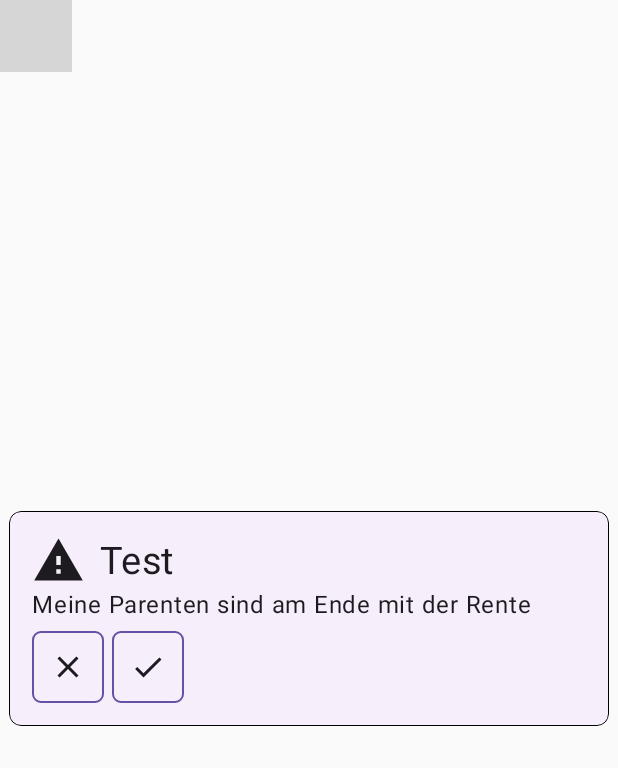
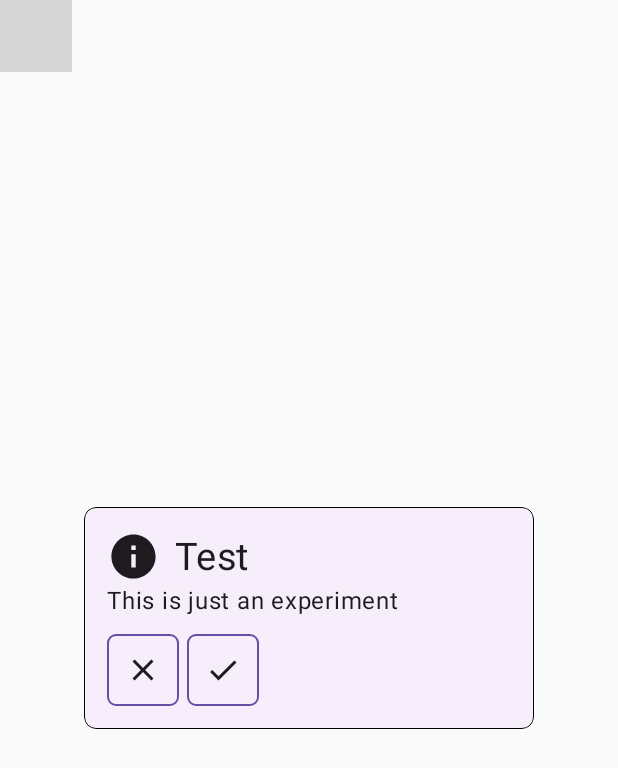
Before and after one commit to Cach30verfl0w/cash3fl0w, an Android app built with Jetpack Compose: the screen it shows after launch (MainActivity), on a phone screen of 412 x 824 dp. Shown: the top 768 px of the screen. Run offline under Robolectric (Android 15) with nearby library versions, the phone set to English and light mode, and no system bars; 2 statements that could not run were skipped; grey boxes are pictures that could not be loaded.

Commit message:
Some modifications of the modal composable

```diff
--- a/composeApp/src/commonMain/kotlin/de/cacheoverflow/cashflow/App.kt
+++ b/composeApp/src/commonMain/kotlin/de/cacheoverflow/cashflow/App.kt
@@ -44,8 +44,8 @@ fun App() {
                 is RootComponent.Child.TestScreen -> ScreenB()
             }
         }
-        Modal(title = "Test", type = ModalType.WARNING, ok = true) {
-            Text("Meine Parenten sind am Ende mit der Rente")
+        Modal(title = "Test", type = ModalType.INFO, ok = true) {
+            Text("This is just an experiment")
         }
     }
 }
--- a/composeApp/src/commonMain/kotlin/de/cacheoverflow/cashflow/ui/modal.kt
+++ b/composeApp/src/commonMain/kotlin/de/cacheoverflow/cashflow/ui/modal.kt
@@ -18,6 +18,7 @@ package de.cacheoverflow.cashflow.ui
 
 import androidx.compose.foundation.border
 import androidx.compose.foundation.layout.Box
+import androidx.compose.foundation.layout.BoxWithConstraints
 import androidx.compose.foundation.layout.Column
 import androidx.compose.foundation.layout.ColumnScope
 import androidx.compose.foundation.layout.PaddingValues
@@ -46,6 +47,7 @@ import androidx.compose.ui.draw.clip
 import androidx.compose.ui.graphics.Color
 import androidx.compose.ui.unit.Dp
 import androidx.compose.ui.unit.dp
+import androidx.compose.ui.unit.min
 import androidx.compose.ui.unit.sp
 
 enum class ModalType {
@@ -60,18 +62,19 @@ fun Modal(
     onDismiss: () -> Unit = {},
     title: String,
     type: ModalType,
-    width: Dp = 400.dp,
+    width: Dp = 300.dp,
+    maxModalWidth: Float = 0.75f,
     dismiss: Boolean = true,
     ok: Boolean = false,
     content: @Composable ColumnScope.() -> Unit
 ) {
-    Box(modifier = Modifier.fillMaxSize()) {
+    BoxWithConstraints(modifier = Modifier.fillMaxSize()) {
         Surface(
             tonalElevation = 1.dp,
             modifier = Modifier
                 .align(Alignment.Center)
                 .clip(RoundedCornerShape(8.dp))
-                .width(width)
+                .width(min(maxWidth * maxModalWidth, width))
                 .border(Dp.Hairline, Color.Black, RoundedCornerShape(8.dp))
         ) {
             Column(modifier = Modifier.padding(15.dp)) {
@@ -92,12 +95,12 @@ fun Modal(
                     )
                 }
                 content()
-                Row(modifier = Modifier.padding(PaddingValues(top = 5.dp))) {
+                Row(modifier = Modifier.padding(PaddingValues(top = 10.dp))) {
                     if (dismiss) {
                         IconButton(
                             onClick = onDismiss,
                             modifier = Modifier.border(1.dp, MaterialTheme.colorScheme.primary,
-                                RoundedCornerShape(6.dp)).clip(RoundedCornerShape(6.dp))
+                                RoundedCornerShape(6.dp))
                         ) {
                             Icon(Icons.Filled.Close, "Close")
                         }
@@ -108,7 +111,7 @@ fun Modal(
                         IconButton(
                             onClick = onOk,
                             modifier = Modifier.border(1.dp, MaterialTheme.colorScheme.primary,
-                                RoundedCornerShape(6.dp)).clip(RoundedCornerShape(6.dp))
+                                RoundedCornerShape(6.dp))
                         ) {
                             Icon(Icons.Filled.Check, "Close")
                         }
```
